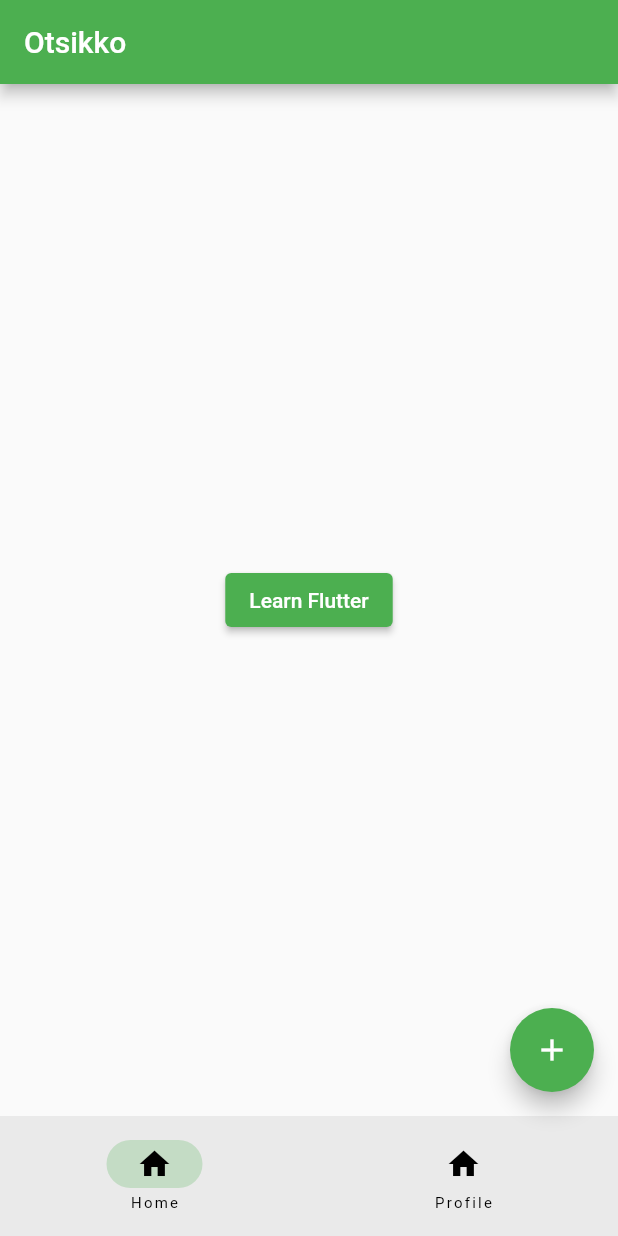
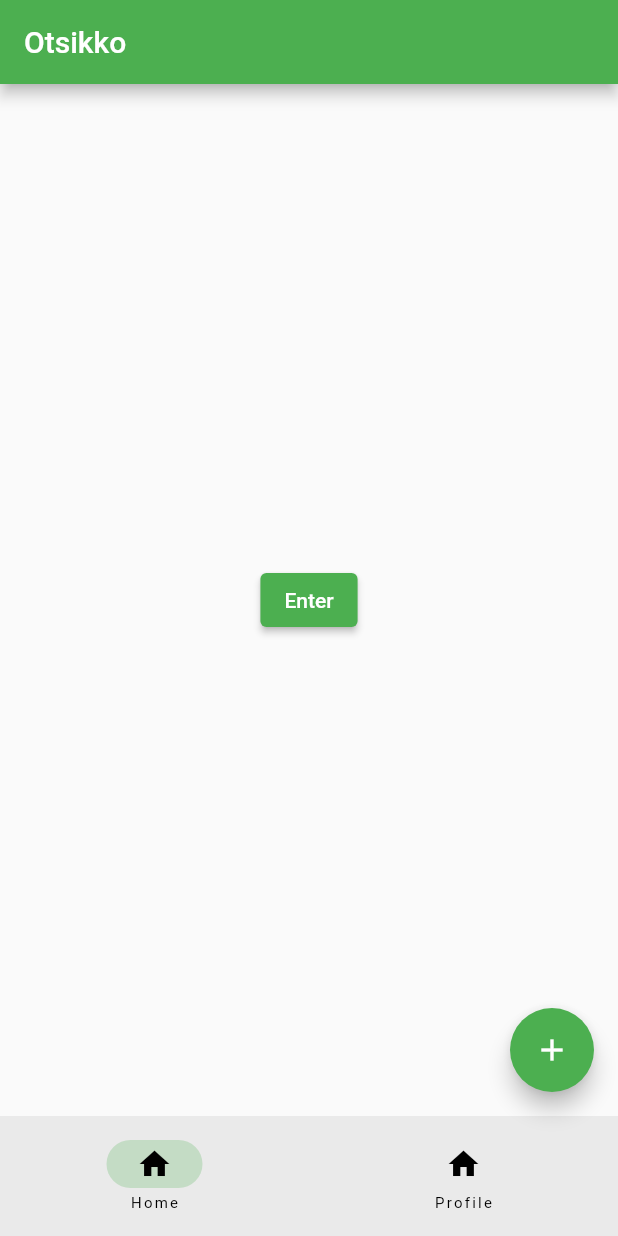
Before and after one commit to LauriOjanen/LearningDart, a Flutter app: the screen it shows after launch, on a phone screen of 412 x 824 dp. Run offline on Flutter 3.47's test engine with Material 2 defaults, Android fonts, the phone set to English and light mode, and no system bars.

Commit message:
updated button text

```diff
--- a/lib/home_page.dart
+++ b/lib/home_page.dart
@@ -17,7 +17,7 @@ class HomePage extends StatelessWidget {
             ),
           );
         },
-        child: const Text('Learn Flutter'),
+        child: const Text('Enter'),
       ),
     );
   }
```
